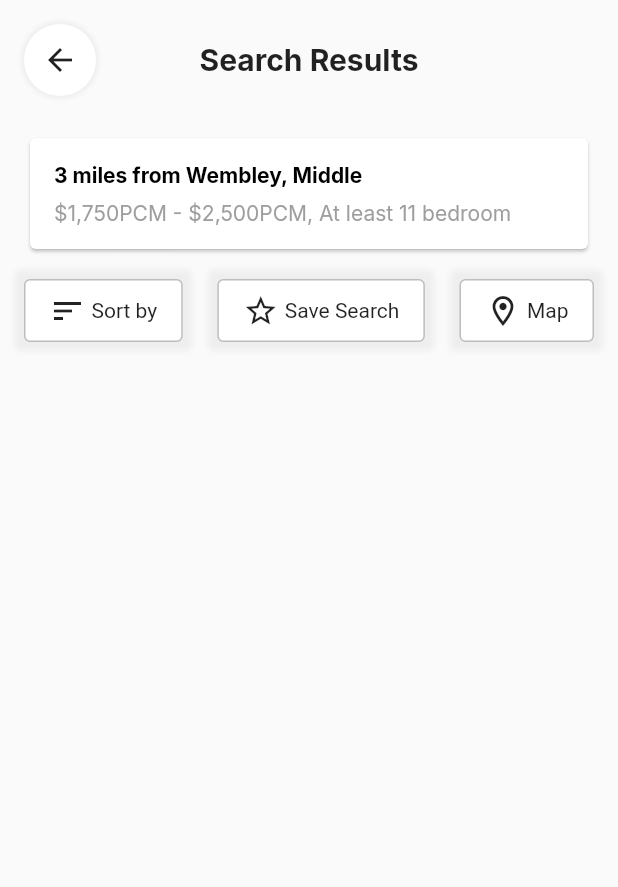
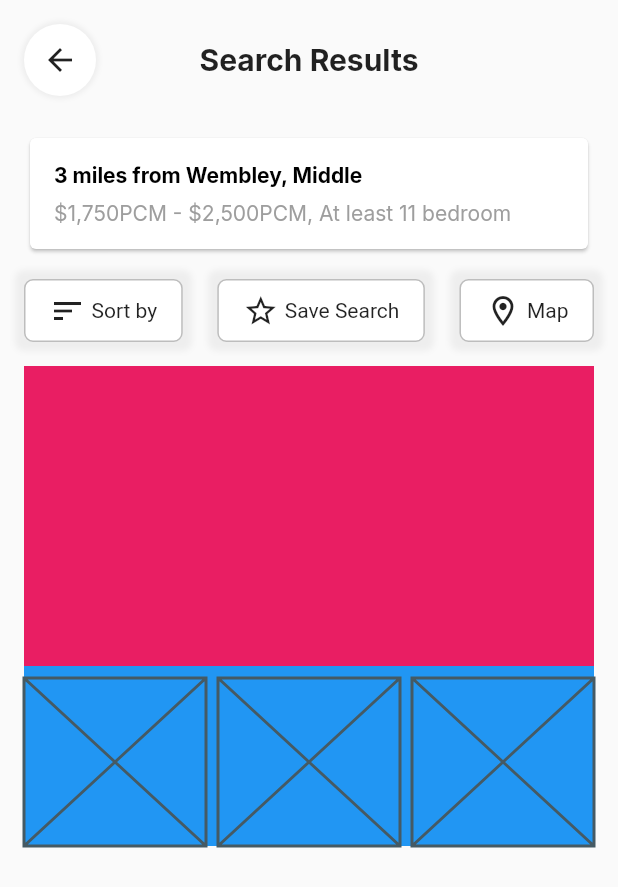
Before and after one commit to JAICHANGPARK/flutter_notebook_chapter_24, a Flutter app: the PropertySearchResultPage screen opened directly, on a phone screen of 412 x 824 dp. Shown: the top 887 px of the screen. Run offline on Flutter 3.47's test engine with Material 2 defaults, Android fonts, the phone set to English and light mode, and no system bars; our stand-ins replace flutter_riverpod, freezed_annotation, go_router, google_fonts, ionicons, percent_indicator; missing offline and left inert: crypto_font_icons; network calls fail.

Commit message:
Update property_search_page.dart

```diff
--- a/lib/ep1393_property_app/view/property_search_page.dart
+++ b/lib/ep1393_property_app/view/property_search_page.dart
@@ -99,7 +99,7 @@ class _PropertySearchResultPageState extends State<PropertySearchResultPage> {
                     Container(
                       decoration: BoxDecoration(
                         color: Colors.white,
-                        borderRadius: BorderRadius.circular(4),
+                        borderRadius: BorderRadius.circular(6),
                         border: Border.all(
                           color: Colors.grey[400]!,
                         ),
@@ -118,7 +118,9 @@ class _PropertySearchResultPageState extends State<PropertySearchResultPage> {
                       child: Row(
                         children: const [
                           Icon(Icons.sort),
-                          SizedBox(width: 4,),
+                          SizedBox(
+                            width: 4,
+                          ),
                           Text(
                             "Sort by",
                           )
@@ -128,7 +130,7 @@ class _PropertySearchResultPageState extends State<PropertySearchResultPage> {
                     Container(
                       decoration: BoxDecoration(
                         color: Colors.white,
-                        borderRadius: BorderRadius.circular(4),
+                        borderRadius: BorderRadius.circular(6),
                         border: Border.all(
                           color: Colors.grey[400]!,
                         ),
@@ -147,7 +149,9 @@ class _PropertySearchResultPageState extends State<PropertySearchResultPage> {
                       child: Row(
                         children: const [
                           Icon(Icons.star_border),
-                          SizedBox(width: 4,),
+                          SizedBox(
+                            width: 4,
+                          ),
                           Text(
                             "Save Search",
                           )
@@ -157,7 +161,7 @@ class _PropertySearchResultPageState extends State<PropertySearchResultPage> {
                     Container(
                       decoration: BoxDecoration(
                         color: Colors.white,
-                        borderRadius: BorderRadius.circular(4),
+                        borderRadius: BorderRadius.circular(6),
                         border: Border.all(
                           color: Colors.grey[400]!,
                         ),
@@ -176,10 +180,43 @@ class _PropertySearchResultPageState extends State<PropertySearchResultPage> {
                       child: Row(
                         children: const [
                           Icon(Icons.location_on_outlined),
-                          SizedBox(width: 4,),
+                          SizedBox(
+                            width: 4,
+                          ),
                           Text(
                             "Map",
                           )
+                        ],
+                      ),
+                    )
+                  ],
+                ),
+              ),
+              Container(
+                height: 320,
+                color: Colors.blue,
+                child: Column(
+                  children: [
+                    Container(
+                      height: 200,
+                      color: Colors.pink,
+                    ),
+                    SizedBox(
+                      height: 8,
+                    ),
+                    Container(
+                      height: 112,
+                      child: Row(
+                        children: [
+                          Expanded(child: Placeholder()),
+                          SizedBox(
+                            width: 8,
+                          ),
+                          Expanded(child: Placeholder()),
+                          SizedBox(
+                            width: 8,
+                          ),
+                          Expanded(child: Placeholder()),
                         ],
                       ),
                     )
```
